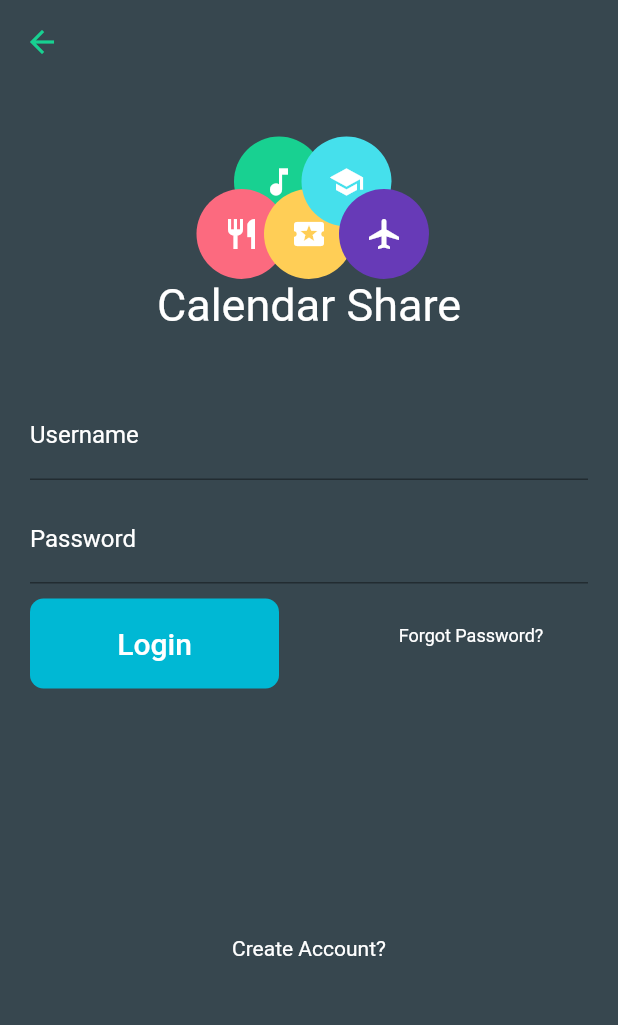
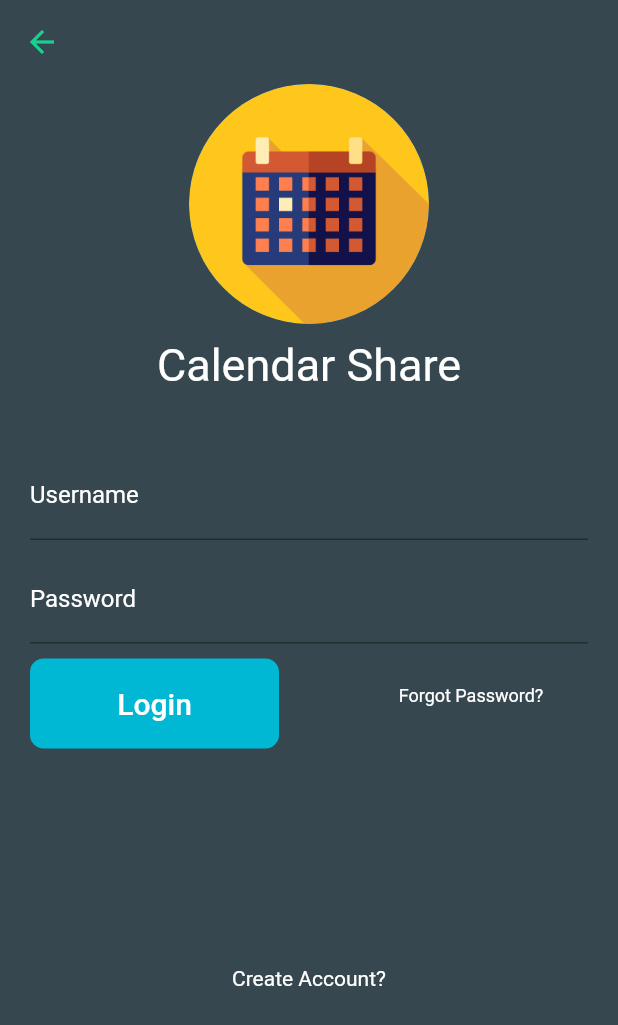
Before and after one commit to Joehill27/CalendarShare, a Flutter app: the screen it shows after launch, after a tap on "Sign In With Email", on a phone screen of 412 x 824 dp. Shown: the top 1025 px of the screen. Run offline on Flutter 3.47's test engine with Material 2 defaults, Android fonts, the phone set to English and light mode, and no system bars; missing offline and left inert: date_range_picker; accounts and stored records are empty; network calls fail.

Commit message:
mobile edit

```diff
--- a/mobile/mobile_calendarshare/lib/event_detail_page.dart
+++ b/mobile/mobile_calendarshare/lib/event_detail_page.dart
@@ -127,9 +127,6 @@ class _EventDetailPageState extends State<EventDetailPage> {
                   SizedBox(
                     height: 10.0,
                   ),
-
-//THIS ONE NEEDS TO BE CHANGED TO TIME!!!!!!!!!!!!!!!!!!!!!!!!!!!!!!!!!!!!!!
-
                   Column(
                     children: <Widget>[
                       Row(
--- a/mobile/mobile_calendarshare/lib/login.dart
+++ b/mobile/mobile_calendarshare/lib/login.dart
@@ -100,7 +100,13 @@ class _LoginPageState extends State<LoginPage> {
           child: new Column(
             crossAxisAlignment: CrossAxisAlignment.center,
             children: <Widget>[
-              new StakedIcons(),
+              CircleAvatar(
+          backgroundImage: AssetImage('assets/images/calendarlogo.png'),
+          minRadius: 20,
+          maxRadius: 80,
+         ),
+         SizedBox(height: 10,),
+
               new Row(
                 mainAxisAlignment: MainAxisAlignment.center,
                 children: <Widget>[
--- a/mobile/mobile_calendarshare/lib/main.dart
+++ b/mobile/mobile_calendarshare/lib/main.dart
@@ -24,75 +24,20 @@ class MyHomePage extends StatelessWidget {
   @override
   Widget build(BuildContext context) {
     return new Scaffold(
+      backgroundColor: Colors.blueGrey[900],
       body: Center(
         child: Column(
           mainAxisAlignment: MainAxisAlignment.center,
           children: <Widget>[
-            new Stack(
-              alignment: Alignment.topCenter,
-              children: <Widget>[
-                new Container(
-                  margin: new EdgeInsets.only(right: 40.0, top: 0.0),
-                  height: 60.0,
-                  width: 60.0,
-                  decoration: new BoxDecoration(
-                      borderRadius: new BorderRadius.circular(50.0),
-                      color: Color(0xFF18D191)),
-                  child: new Icon(
-                    Icons.music_note,
-                    color: Colors.white,
-                  ),
-                ),
-                new Container(
-                  margin: new EdgeInsets.only(right: 90.0, top: 40.0),
-                  height: 60.0,
-                  width: 60.0,
-                  decoration: new BoxDecoration(
-                      borderRadius: new BorderRadius.circular(50.0),
-                      color: Color(0xFFFC6A7F)),
-                  child: new Icon(
-                    Icons.restaurant,
-                    color: Colors.white,
-                  ),
-                ),
-                new Container(
-                  margin: new EdgeInsets.only(left: 0.0, top: 40.0),
-                  height: 60.0,
-                  width: 60.0,
-                  decoration: new BoxDecoration(
-                      borderRadius: new BorderRadius.circular(50.0),
-                      color: Color(0xFFFFCE56)),
-                  child: new Icon(
-                    Icons.local_play,
-                    color: Colors.white,
-                  ),
-                ),
-                new Container(
-                  margin: new EdgeInsets.only(left: 50.0, top: 0.0),
-                  height: 60.0,
-                  width: 60.0,
-                  decoration: new BoxDecoration(
-                      borderRadius: new BorderRadius.circular(50.0),
-                      color: Color(0xFF45E0EC)),
-                  child: new Icon(
-                    Icons.school,
-                    color: Colors.white,
-                  ),
-                ),
-                new Container(
-                  margin: new EdgeInsets.only(left: 100.0, top: 40.0),
-                  height: 60.0,
-                  width: 60.0,
-                  decoration: new BoxDecoration(
-                      borderRadius: new BorderRadius.circular(50.0),
-                      color: Colors.deepPurple),
-                  child: new Icon(
-                    Icons.local_airport,
-                    color: Colors.white,
-                  ),
-                )
-              ],
-            ),
+            CircleAvatar(
+          backgroundImage: AssetImage('assets/images/calendarlogo.png'),
+          minRadius: 20,
+          maxRadius: 100,
+         ),
+
+         SizedBox(
+           height: 20,
+         ),
             new Row(
               mainAxisAlignment: MainAxisAlignment.center,
               children: <Widget>[
@@ -100,7 +45,7 @@ class MyHomePage extends StatelessWidget {
                   padding: const EdgeInsets.only(top: 8.0, bottom: 80.0),
                   child: new Text(
                     "Calendar Share",
-                    style: new TextStyle(fontSize: 30.0),
+                    style: new TextStyle(fontSize: 30.0, color: Colors.white),
                   ),
                 )
               ],
@@ -132,41 +77,7 @@ class MyHomePage extends StatelessWidget {
                 )
               ],
             ),
-            new Row(
-              mainAxisAlignment: MainAxisAlignment.center,
-              children: <Widget>[
-                Expanded(
-                  child: Padding(
-                    padding: const EdgeInsets.only(
-                        left: 20.0, right: 5.0, top: 10.0),
-                    child: new Container(
-                        alignment: Alignment.center,
-                        height: 60.0,
-                        decoration: new BoxDecoration(
-                            color: Color(0xFF4364A1),
-                            borderRadius: new BorderRadius.circular(9.0)),
-                        child: new Text("FaceBook",
-                            style: new TextStyle(
-                                fontSize: 20.0, color: Colors.white))),
-                  ),
-                ),
-                Expanded(
-                  child: Padding(
-                    padding: const EdgeInsets.only(
-                        left: 10.0, right: 20.0, top: 10.0),
-                    child: new Container(
-                        alignment: Alignment.center,
-                        height: 60.0,
-                        decoration: new BoxDecoration(
-                            color: Color(0xFFDF513B),
-                            borderRadius: new BorderRadius.circular(9.0)),
-                        child: new Text("Google",
-                            style: new TextStyle(
-                                fontSize: 20.0, color: Colors.white))),
-                  ),
-                )
-              ],
-            )
+
           ],
         ),
       ),
--- a/mobile/mobile_calendarshare/pubspec.yaml
+++ b/mobile/mobile_calendarshare/pubspec.yaml
@@ -54,6 +54,7 @@ flutter:
     - assets/images/study_session.png
     - assets/images/friend2.jpeg
     - assets/images/ironman.jpeg
+    - assets/images/calendarlogo.png
 
 fonts:
   - family: Montserrat
```
